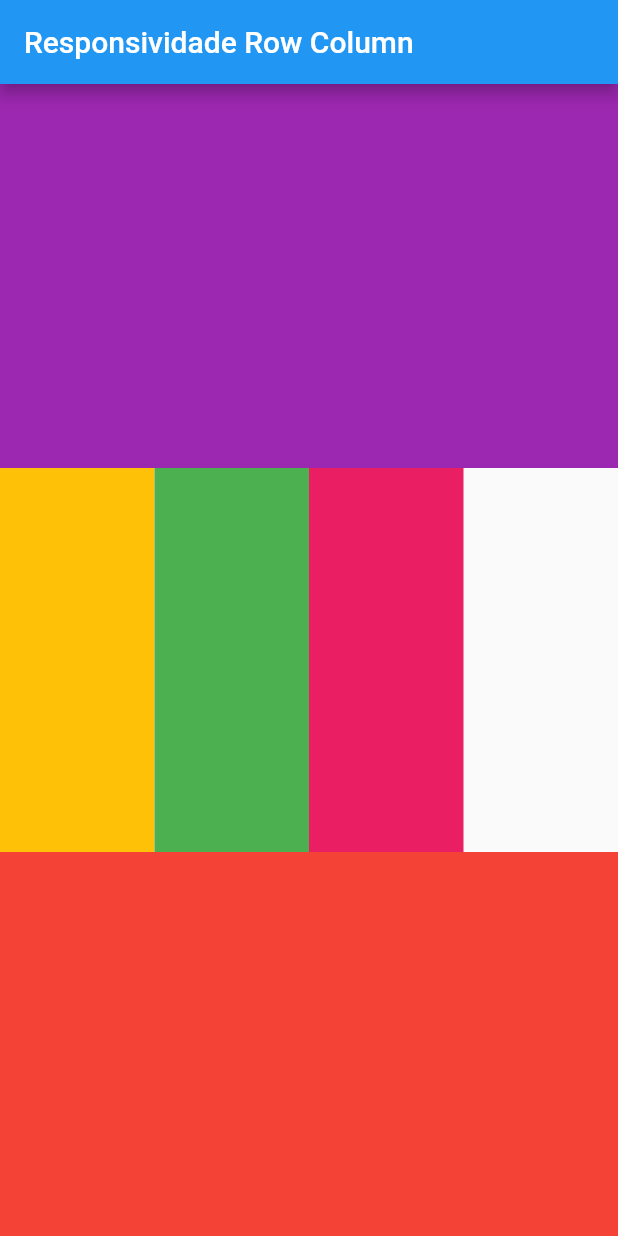
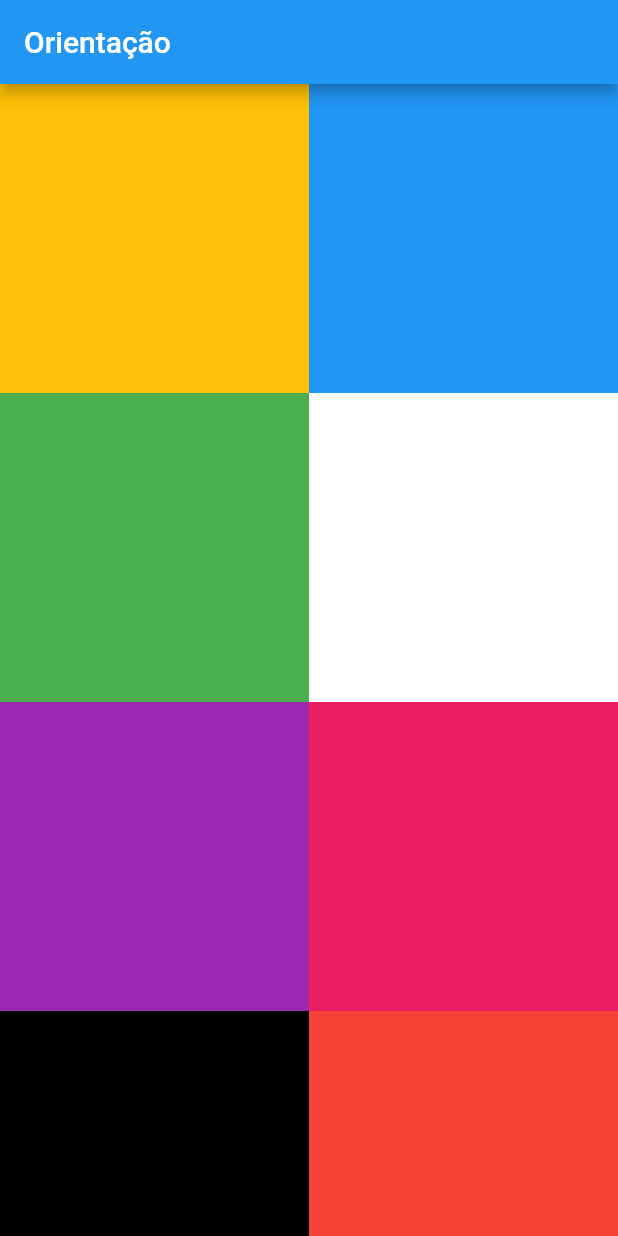
Before and after one commit to RubenManuel24/Flutter_Web_Responsividade, a Flutter app: the screen it shows after launch, on a phone screen of 412 x 824 dp. Run offline on Flutter 3.47's test engine with Material 2 defaults, Android fonts, the phone set to English and light mode, and no system bars.

Commit message:
Utilizando OrientationBuilder

```diff
--- a/lib/main.dart
+++ b/lib/main.dart
@@ -1,11 +1,12 @@
 import 'package:flutter/material.dart';
 import 'package:flutter_web/responsiidade_media_query.dart';
+import 'package:flutter_web/responsividade_com_orientation_builder.dart';
 import 'package:flutter_web/responsividade_row_e_column_usando_expanded.dart';
 
 void main() {
   runApp(
     MaterialApp(
-      home: ResponsividadeRowEColumnUsandoExpanded(),
+      home: ResponsividadeComOrientationBuilder(),
       )
   );
 }
--- /dev/null
+++ b/lib/responsividade_com_orientation_builder.dart
@@ -0,0 +1,72 @@
+import 'package:flutter/material.dart';
+class ResponsividadeComOrientationBuilder extends StatefulWidget {
+  const ResponsividadeComOrientationBuilder({super.key});
+
+  @override
+  State<ResponsividadeComOrientationBuilder> createState() => _ResponsividadeComOrientationBuilderState();
+}
+
+class _ResponsividadeComOrientationBuilderState extends State<ResponsividadeComOrientationBuilder> {
+  @override
+  Widget build(BuildContext context) {
+    return Scaffold(
+      appBar: AppBar(
+        title: Text("Orientação"),
+      ),
+      body: OrientationBuilder(
+        builder: (context, orientation){
+           //return Container(
+            //child: orientation == Orientation.landscape
+             //? Text("LandsCape")
+             //: Text("Portrait"),
+           //);
+
+           return GridView.count(
+            crossAxisCount: orientation == Orientation.portrait
+              ? 2
+              : 6,
+            children: [
+              Container(
+                color: Colors.amber,
+              ),
+              Container(
+                color: Colors.blue,
+              ),
+              Container(
+                color: Colors.green,
+              ),
+              Container(
+                color: Colors.white,
+              ),
+              Container(
+                color: Colors.purple,
+              ),
+              Container(
+                color: Colors.pink,
+              ),
+              Container(
+                color: Colors.black,
+              ),
+              Container(
+                color: Colors.red,
+              ),
+              Container(
+                color: Colors.cyan,
+              ),
+              Container(
+                color: Colors.indigo,
+              ),
+              Container(
+                color: Colors.teal,
+              ),
+              Container(
+                color: Colors.yellow,
+              ),
+            ],
+            );
+
+        }
+        )
+    );
+  }
+}
--- a/lib/responsividade_row_e_column_usando_expanded.dart
+++ b/lib/responsividade_row_e_column_usando_expanded.dart
@@ -46,7 +46,7 @@ class _ResponsividadeRowEColumnUsandoExpandedState extends State<ResponsividadeR
                 ),
                 Expanded(
                   child: Container(
-                    color: Colors.indigogi,
+                    color: Colors.indigo,
                   )
                 )
               ]
```
